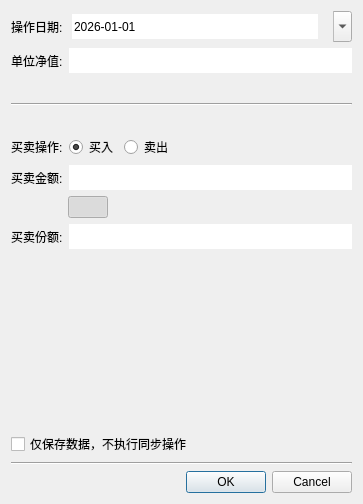
Qt form src/ui/FundActionDialog.ui (zhouxchuan/finwise) before a commit.
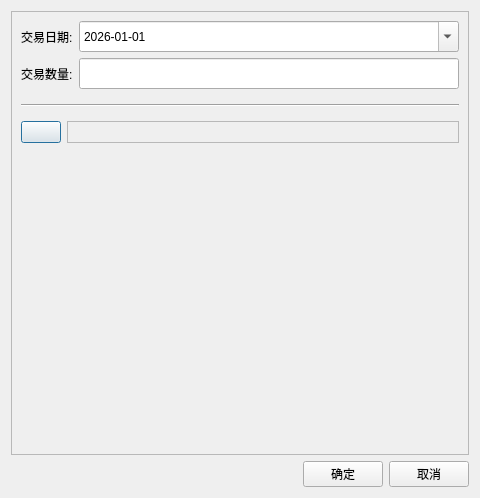
The same form after that commit. Icons and pictures are not drawn.

Patch:
```diff
--- a/src/ui/FundActionDialog.ui
+++ b/src/ui/FundActionDialog.ui
@@ -6,20 +6,41 @@
    <rect>
     <x>0</x>
     <y>0</y>
-    <width>363</width>
-    <height>504</height>
+    <width>480</width>
+    <height>498</height>
    </rect>
   </property>
   <property name="windowTitle">
    <string>基金操作</string>
   </property>
+  <layout class="QVBoxLayout" name="verticalLayout_2">
+   <item>
+    <widget class="QFrame" name="frame">
+     <property name="frameShape">
+      <enum>QFrame::Shape::StyledPanel</enum>
+     </property>
+     <property name="frameShadow">
+      <enum>QFrame::Shadow::Raised</enum>
+     </property>
   <layout class="QVBoxLayout" name="verticalLayout">
    <item>
     <layout class="QHBoxLayout" name="horizontalLayout_3">
      <item>
-      <widget class="QLabel" name="label">
+         <widget class="QLabel" name="dateLabel">
+          <property name="sizePolicy">
+           <sizepolicy hsizetype="Preferred" vsizetype="Preferred">
+            <horstretch>0</horstretch>
+            <verstretch>0</verstretch>
+           </sizepolicy>
+          </property>
+          <property name="minimumSize">
+           <size>
+            <width>51</width>
+            <height>0</height>
+           </size>
+          </property>
        <property name="text">
-        <string>操作日期:</string>
+           <string>交易日期:</string>
        </property>
       </widget>
      </item>
@@ -35,7 +56,7 @@
         <string notr="true">height:25px;padding: 0px 15px 0px 0px;</string>
        </property>
        <property name="frame">
-        <bool>false</bool>
+           <bool>true</bool>
        </property>
        <property name="buttonSymbols">
         <enum>QAbstractSpinBox::ButtonSymbols::UpDownArrows</enum>
@@ -60,190 +81,105 @@
      </item>
     </layout>
    </item>
-   <item>
-    <layout class="QHBoxLayout" name="horizontalLayout_2">
-     <item>
-      <widget class="QLabel" name="label_2">
-       <property name="text">
-        <string>单位净值:</string>
-       </property>
-      </widget>
-     </item>
-     <item>
-      <widget class="QLineEdit" name="netvalueEdit">
-       <property name="styleSheet">
-        <string notr="true">height:25px;</string>
-       </property>
-       <property name="frame">
-        <bool>false</bool>
-       </property>
-      </widget>
-     </item>
-    </layout>
-   </item>
-   <item>
-    <widget class="Line" name="line">
-     <property name="minimumSize">
-      <size>
-       <width>0</width>
-       <height>50</height>
-      </size>
-     </property>
-     <property name="styleSheet">
-      <string notr="true">margin:50px 0px;</string>
-     </property>
-     <property name="frameShadow">
-      <enum>QFrame::Shadow::Sunken</enum>
-     </property>
-     <property name="orientation">
-      <enum>Qt::Orientation::Horizontal</enum>
-     </property>
-    </widget>
-   </item>
-   <item>
-    <layout class="QHBoxLayout" name="horizontalLayout_5">
-     <item>
-      <widget class="QLabel" name="label_3">
-       <property name="text">
-        <string>买卖操作:</string>
-       </property>
-      </widget>
-     </item>
-     <item>
-      <layout class="QHBoxLayout" name="horizontalLayout">
-       <item>
-        <widget class="QRadioButton" name="buyRadioButton">
-         <property name="sizePolicy">
-          <sizepolicy hsizetype="Expanding" vsizetype="Fixed">
-           <horstretch>0</horstretch>
-           <verstretch>0</verstretch>
-          </sizepolicy>
-         </property>
-         <property name="text">
-          <string>买入</string>
-         </property>
-         <property name="checked">
-          <bool>true</bool>
-         </property>
-        </widget>
-       </item>
-       <item>
-        <widget class="QRadioButton" name="sellRadioButton">
-         <property name="sizePolicy">
-          <sizepolicy hsizetype="Expanding" vsizetype="Fixed">
-           <horstretch>1</horstretch>
-           <verstretch>0</verstretch>
-          </sizepolicy>
-         </property>
-         <property name="text">
-          <string>卖出</string>
-         </property>
-        </widget>
-       </item>
-      </layout>
-     </item>
-    </layout>
-   </item>
    <item>
     <layout class="QHBoxLayout" name="horizontalLayout_6">
      <item>
-      <widget class="QLabel" name="label_4">
+         <widget class="QLabel" name="amountLabel">
+          <property name="sizePolicy">
+           <sizepolicy hsizetype="Preferred" vsizetype="Preferred">
+            <horstretch>0</horstretch>
+            <verstretch>0</verstretch>
+           </sizepolicy>
+          </property>
+          <property name="minimumSize">
+           <size>
+            <width>51</width>
+            <height>0</height>
+           </size>
+          </property>
        <property name="text">
-        <string>买卖金额:</string>
+           <string>交易数量:</string>
        </property>
       </widget>
      </item>
      <item>
-      <widget class="QLineEdit" name="costEdit">
+         <widget class="QLineEdit" name="amountEdit">
+          <property name="sizePolicy">
+           <sizepolicy hsizetype="Expanding" vsizetype="Preferred">
+            <horstretch>0</horstretch>
+            <verstretch>0</verstretch>
+           </sizepolicy>
+          </property>
        <property name="styleSheet">
         <string notr="true">height:25px;</string>
        </property>
        <property name="frame">
-        <bool>false</bool>
+           <bool>true</bool>
        </property>
       </widget>
      </item>
     </layout>
    </item>
    <item>
-    <layout class="QHBoxLayout" name="horizontalLayout_4">
+       <widget class="Line" name="line">
+        <property name="minimumSize">
+         <size>
+          <width>0</width>
+          <height>20</height>
+         </size>
+        </property>
+        <property name="orientation">
+         <enum>Qt::Orientation::Horizontal</enum>
+        </property>
+       </widget>
+      </item>
      <item>
-      <widget class="QLabel" name="label_6">
+       <layout class="QHBoxLayout" name="horizontalLayout_2">
+        <item>
+         <widget class="QPushButton" name="estimateButton">
        <property name="sizePolicy">
-        <sizepolicy hsizetype="Preferred" vsizetype="Preferred">
+           <sizepolicy hsizetype="Fixed" vsizetype="Preferred">
          <horstretch>0</horstretch>
          <verstretch>0</verstretch>
         </sizepolicy>
        </property>
        <property name="minimumSize">
         <size>
-         <width>51</width>
+            <width>0</width>
          <height>0</height>
         </size>
        </property>
-       <property name="text">
-        <string/>
-       </property>
-      </widget>
-     </item>
-     <item>
-      <widget class="QPushButton" name="linkButton">
+          <property name="baseSize">
+           <size>
+            <width>0</width>
+            <height>0</height>
+           </size>
+          </property>
        <property name="text">
         <string/>
        </property>
        <property name="icon">
         <iconset theme="QIcon::ThemeIcon::MediaPlaylistShuffle"/>
        </property>
-       <property name="checkable">
-        <bool>true</bool>
-       </property>
-       <property name="checked">
-        <bool>true</bool>
-       </property>
       </widget>
      </item>
      <item>
-      <spacer name="horizontalSpacer">
-       <property name="orientation">
-        <enum>Qt::Orientation::Horizontal</enum>
-       </property>
-       <property name="sizeHint" stdset="0">
-        <size>
-         <width>40</width>
-         <height>20</height>
-        </size>
-       </property>
-      </spacer>
-     </item>
-    </layout>
-   </item>
-   <item>
-    <layout class="QHBoxLayout" name="horizontalLayout_7">
-     <item>
-      <widget class="QLabel" name="label_5">
-       <property name="text">
-        <string>买卖份额:</string>
-       </property>
-      </widget>
-     </item>
-     <item>
-      <widget class="QLineEdit" name="shareEdit">
-       <property name="styleSheet">
-        <string notr="true">height:25px;</string>
-       </property>
-       <property name="frame">
-        <bool>false</bool>
-       </property>
-      </widget>
-     </item>
-    </layout>
-   </item>
-   <item>
-    <widget class="QLabel" name="msgLabel">
+         <widget class="QLabel" name="estimateLabel">
+          <property name="sizePolicy">
+           <sizepolicy hsizetype="Expanding" vsizetype="Preferred">
+            <horstretch>0</horstretch>
+            <verstretch>0</verstretch>
+           </sizepolicy>
+          </property>
+          <property name="frameShape">
+           <enum>QFrame::Shape::StyledPanel</enum>
+          </property>
      <property name="text">
       <string/>
      </property>
     </widget>
+        </item>
+       </layout>
    </item>
    <item>
     <spacer name="verticalSpacer">
@@ -253,34 +189,57 @@
      <property name="sizeHint" stdset="0">
       <size>
        <width>20</width>
-       <height>40</height>
+          <height>272</height>
       </size>
      </property>
     </spacer>
    </item>
    <item>
-    <widget class="QCheckBox" name="saveCheckBox">
+       <widget class="QLabel" name="msgLabel">
+        <property name="sizePolicy">
+         <sizepolicy hsizetype="Expanding" vsizetype="Preferred">
+          <horstretch>0</horstretch>
+          <verstretch>0</verstretch>
+         </sizepolicy>
+        </property>
      <property name="text">
-      <string>仅保存数据，不执行同步操作</string>
+         <string/>
      </property>
     </widget>
    </item>
+     </layout>
+    </widget>
+   </item>
    <item>
-    <widget class="Line" name="line_2">
+    <layout class="QHBoxLayout" name="horizontalLayout">
+     <item>
+      <spacer name="horizontalSpacer">
      <property name="orientation">
       <enum>Qt::Orientation::Horizontal</enum>
      </property>
+       <property name="sizeHint" stdset="0">
+        <size>
+         <width>40</width>
+         <height>20</height>
+        </size>
+       </property>
+      </spacer>
+     </item>
+     <item>
+      <widget class="QPushButton" name="okButton">
+       <property name="text">
+        <string>确定</string>
+       </property>
     </widget>
    </item>
    <item>
-    <widget class="QDialogButtonBox" name="buttonBox">
-     <property name="orientation">
-      <enum>Qt::Orientation::Horizontal</enum>
-     </property>
-     <property name="standardButtons">
-      <set>QDialogButtonBox::StandardButton::Cancel|QDialogButtonBox::StandardButton::Ok</set>
-     </property>
-    </widget>
+      <widget class="QPushButton" name="cancelButton">
+       <property name="text">
+        <string>取消</string>
+       </property>
+      </widget>
+     </item>
+    </layout>
    </item>
   </layout>
  </widget>
```
Left out of the diff: 107 changed lines with no effect on the pictures. Lines whose indentation alone changed are shown as unchanged.
